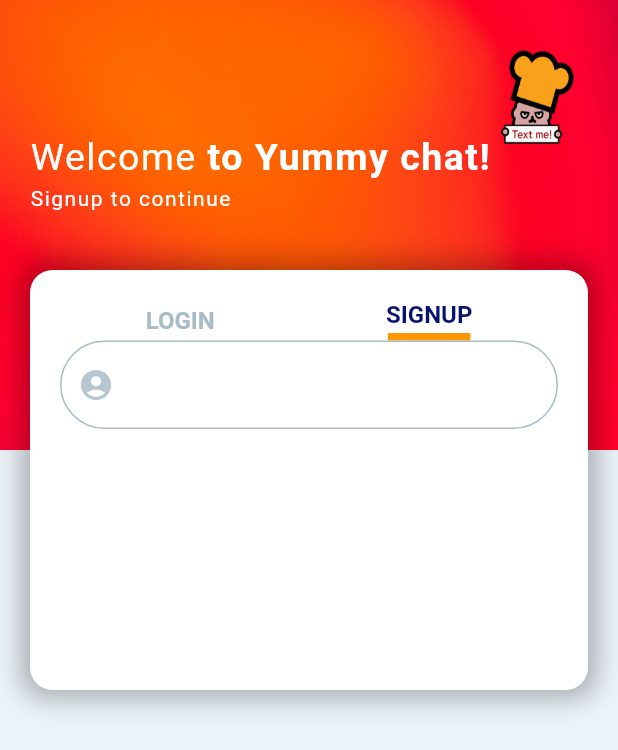
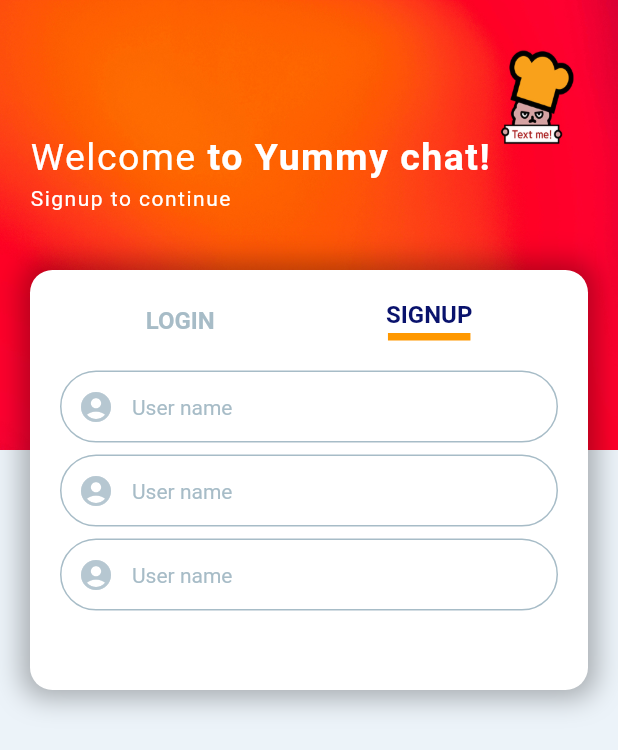
Before and after one commit to js0505/flutter_chatting, a Flutter app: the screen it shows after launch, on a phone screen of 412 x 824 dp. Shown: the top 750 px of the screen. Run offline on Flutter 3.47's test engine with Material 2 defaults, Android fonts, the phone set to English and light mode, and no system bars.

Commit message:
TextFormField hintText, contentPadding ->인풋필드 내부공간

```diff
--- a/lib/screens/main_screen.dart
+++ b/lib/screens/main_screen.dart
@@ -17,6 +17,7 @@ class _LoginSignupScreenState extends State<LoginSignupScreen> {
       backgroundColor: Pallete.backgroundColor,
       body: Stack(
         children: [
+          // 배경 Positioned 시작
           Positioned(
             top: 0,
             left: 0,
@@ -73,6 +74,8 @@ class _LoginSignupScreenState extends State<LoginSignupScreen> {
               ),
             ),
           ),
+          // 배경 Positioned 끝
+          // TextFormField Positioned 시작
           Positioned(
             top: 180,
             child: Container(
@@ -162,6 +165,7 @@ class _LoginSignupScreenState extends State<LoginSignupScreen> {
                     ],
                   ),
                   Container(
+                    margin: EdgeInsets.only(top: 20),
                     child: Form(
                       child: Column(
                         children: [
@@ -187,7 +191,70 @@ class _LoginSignupScreenState extends State<LoginSignupScreen> {
                                     Radius.circular(35.0),
                                   ),
                                 ),
+                                hintText: 'User name',
+                                hintStyle: TextStyle(
+                                    fontSize: 14, color: Pallete.textColor1),
+                                contentPadding: EdgeInsets.all(10)),
                           ),
+                          SizedBox(
+                            height: 8,
+                          ),
+                          TextFormField(
+                            decoration: const InputDecoration(
+                                prefixIcon: Icon(
+                                  Icons.account_circle,
+                                  color: Pallete.iconColor,
+                                ),
+                                enabledBorder: OutlineInputBorder(
+                                  borderSide: BorderSide(
+                                    color: Pallete.textColor1,
+                                  ),
+                                  borderRadius: BorderRadius.all(
+                                    Radius.circular(35.0),
+                                  ),
+                                ),
+                                focusedBorder: OutlineInputBorder(
+                                  borderSide: BorderSide(
+                                    color: Pallete.textColor1,
+                                  ),
+                                  borderRadius: BorderRadius.all(
+                                    Radius.circular(35.0),
+                                  ),
+                                ),
+                                hintText: 'User name',
+                                hintStyle: TextStyle(
+                                    fontSize: 14, color: Pallete.textColor1),
+                                contentPadding: EdgeInsets.all(10)),
+                          ),
+                          SizedBox(
+                            height: 8,
+                          ),
+                          TextFormField(
+                            decoration: const InputDecoration(
+                                prefixIcon: Icon(
+                                  Icons.account_circle,
+                                  color: Pallete.iconColor,
+                                ),
+                                enabledBorder: OutlineInputBorder(
+                                  borderSide: BorderSide(
+                                    color: Pallete.textColor1,
+                                  ),
+                                  borderRadius: BorderRadius.all(
+                                    Radius.circular(35.0),
+                                  ),
+                                ),
+                                focusedBorder: OutlineInputBorder(
+                                  borderSide: BorderSide(
+                                    color: Pallete.textColor1,
+                                  ),
+                                  borderRadius: BorderRadius.all(
+                                    Radius.circular(35.0),
+                                  ),
+                                ),
+                                hintText: 'User name',
+                                hintStyle: TextStyle(
+                                    fontSize: 14, color: Pallete.textColor1),
+                                contentPadding: EdgeInsets.all(10)),
                           )
                         ],
                       ),
@@ -197,6 +264,7 @@ class _LoginSignupScreenState extends State<LoginSignupScreen> {
               ),
             ),
           ),
+          // TextFormField Positioned 끝
         ],
       ),
     );
```
Lines whose indentation alone changed are shown as unchanged.
